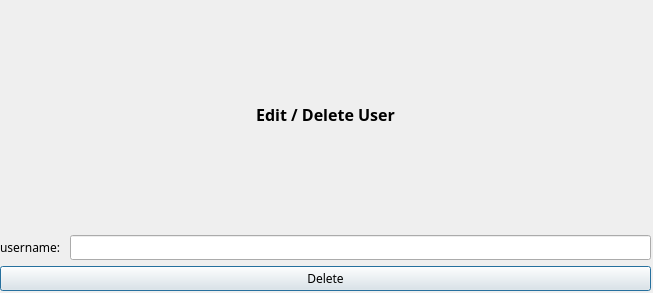
This is UCRS/Forms/eupage.ui in OMarey1/University-Course-Registration-System as Qt 5 draws it before an edit. The edited form follows.
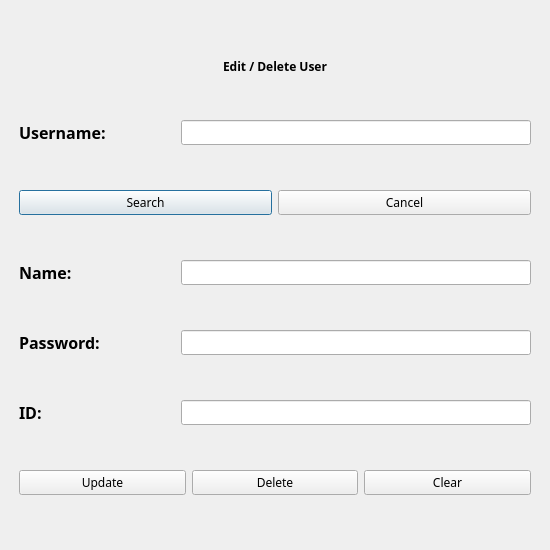
This is the edited form.

Commit message: Fixed create user and edit user UI, added edited user functionality, auto table reload

The edit to the form file:
```diff
--- a/UCRS/Forms/eupage.ui
+++ b/UCRS/Forms/eupage.ui
@@ -6,20 +6,20 @@
    <rect>
     <x>0</x>
     <y>0</y>
-    <width>653</width>
-    <height>293</height>
+    <width>550</width>
+    <height>550</height>
    </rect>
   </property>
   <property name="minimumSize">
    <size>
-    <width>653</width>
-    <height>293</height>
+    <width>550</width>
+    <height>550</height>
    </size>
   </property>
   <property name="maximumSize">
    <size>
-    <width>653</width>
-    <height>293</height>
+    <width>550</width>
+    <height>550</height>
    </size>
   </property>
   <property name="font">
@@ -30,22 +30,58 @@
   <property name="windowTitle">
    <string>Dialog</string>
   </property>
-  <widget class="QWidget" name="verticalLayoutWidget">
+  <property name="styleSheet">
+   <string notr="true">#nameLabel, #usernameLabel, #passwordLabel,#idLabel,#roleLabel{
+	font-size: 16px;
+	font-weight: bold;
+}
+
+QPushButton:disabled, QLineEdit:disabled {
+	    background-color: #222;
+}</string>
+  </property>
+  <widget class="QWidget" name="centralWidget" native="true">
    <property name="geometry">
     <rect>
      <x>0</x>
      <y>0</y>
-     <width>651</width>
-     <height>291</height>
+     <width>550</width>
+     <height>550</height>
     </rect>
    </property>
-   <layout class="QVBoxLayout" name="verticalLayout">
+   <property name="sizePolicy">
+    <sizepolicy hsizetype="Preferred" vsizetype="Preferred">
+     <horstretch>0</horstretch>
+     <verstretch>0</verstretch>
+    </sizepolicy>
+   </property>
+   <layout class="QVBoxLayout" name="verticalLayout_2" stretch="0">
+    <property name="leftMargin">
+     <number>10</number>
+    </property>
+    <property name="topMargin">
+     <number>10</number>
+    </property>
+    <property name="rightMargin">
+     <number>10</number>
+    </property>
+    <property name="bottomMargin">
+     <number>0</number>
+    </property>
     <item>
-     <widget class="QLabel" name="label">
+     <widget class="QWidget" name="verticalWidget" native="true">
+      <layout class="QVBoxLayout" name="verticalLayout_3">
+       <item>
+        <widget class="QLabel" name="pageTitleLable">
+         <property name="sizePolicy">
+          <sizepolicy hsizetype="Preferred" vsizetype="Fixed">
+           <horstretch>0</horstretch>
+           <verstretch>0</verstretch>
+          </sizepolicy>
+         </property>
       <property name="font">
        <font>
         <family>Century Gothic</family>
-        <pointsize>12</pointsize>
         <bold>true</bold>
        </font>
       </property>
@@ -57,25 +93,170 @@
       </property>
      </widget>
     </item>
+       <item>
+        <layout class="QHBoxLayout" name="horizontalLayout_5">
+         <item>
+          <widget class="QLabel" name="usernameLabel">
+           <property name="text">
+            <string>Username:</string>
+           </property>
+          </widget>
+         </item>
+         <item>
+          <widget class="QLineEdit" name="usernamelineEdit">
+           <property name="sizePolicy">
+            <sizepolicy hsizetype="Fixed" vsizetype="Fixed">
+             <horstretch>0</horstretch>
+             <verstretch>0</verstretch>
+            </sizepolicy>
+           </property>
+           <property name="minimumSize">
+            <size>
+             <width>350</width>
+             <height>0</height>
+            </size>
+           </property>
+          </widget>
+         </item>
+        </layout>
+       </item>
     <item>
      <layout class="QHBoxLayout" name="horizontalLayout">
       <item>
-       <widget class="QLabel" name="label_2">
+          <widget class="QPushButton" name="searchButton">
+           <property name="cursor">
+            <cursorShape>PointingHandCursor</cursorShape>
+           </property>
         <property name="text">
-         <string>username: </string>
+            <string>Search</string>
         </property>
        </widget>
       </item>
       <item>
-       <widget class="QLineEdit" name="usernamelineEdit"/>
-      </item>
-     </layout>
+          <widget class="QPushButton" name="cancelButton">
+           <property name="cursor">
+            <cursorShape>PointingHandCursor</cursorShape>
+           </property>
+           <property name="text">
+            <string>Cancel</string>
+           </property>
+          </widget>
+         </item>
+        </layout>
+       </item>
+       <item>
+        <layout class="QHBoxLayout" name="horizontalLayout_4">
+         <item>
+          <widget class="QLabel" name="nameLabel">
+           <property name="text">
+            <string>Name:</string>
+           </property>
+          </widget>
+         </item>
+         <item>
+          <widget class="QLineEdit" name="namelineEdit">
+           <property name="sizePolicy">
+            <sizepolicy hsizetype="Fixed" vsizetype="Fixed">
+             <horstretch>0</horstretch>
+             <verstretch>0</verstretch>
+            </sizepolicy>
+           </property>
+           <property name="minimumSize">
+            <size>
+             <width>350</width>
+             <height>0</height>
+            </size>
+           </property>
+          </widget>
+         </item>
+        </layout>
+       </item>
+       <item>
+        <layout class="QHBoxLayout" name="horizontalLayout_6">
+         <item>
+          <widget class="QLabel" name="passwordLabel">
+           <property name="text">
+            <string>Password: </string>
+           </property>
+          </widget>
+         </item>
+         <item>
+          <widget class="QLineEdit" name="passwordlineEdit">
+           <property name="sizePolicy">
+            <sizepolicy hsizetype="Fixed" vsizetype="Fixed">
+             <horstretch>0</horstretch>
+             <verstretch>0</verstretch>
+            </sizepolicy>
+           </property>
+           <property name="minimumSize">
+            <size>
+             <width>350</width>
+             <height>0</height>
+            </size>
+           </property>
+          </widget>
+         </item>
+        </layout>
+       </item>
+       <item>
+        <layout class="QHBoxLayout" name="horizontalLayout_8">
+         <item>
+          <widget class="QLabel" name="idLabel">
+           <property name="text">
+            <string>ID: </string>
+           </property>
+          </widget>
+         </item>
+         <item>
+          <widget class="QLineEdit" name="idlineEdit">
+           <property name="sizePolicy">
+            <sizepolicy hsizetype="Fixed" vsizetype="Fixed">
+             <horstretch>0</horstretch>
+             <verstretch>0</verstretch>
+            </sizepolicy>
+           </property>
+           <property name="minimumSize">
+            <size>
+             <width>350</width>
+             <height>0</height>
+            </size>
+           </property>
+          </widget>
+         </item>
+        </layout>
+       </item>
+       <item>
+        <layout class="QHBoxLayout" name="horizontalLayout_3">
+         <item>
+          <widget class="QPushButton" name="updateButton">
+           <property name="cursor">
+            <cursorShape>PointingHandCursor</cursorShape>
+           </property>
+           <property name="text">
+            <string>Update</string>
+           </property>
+          </widget>
     </item>
     <item>
      <widget class="QPushButton" name="deleteButton">
       <property name="text">
        <string>Delete</string>
       </property>
+          </widget>
+         </item>
+         <item>
+          <widget class="QPushButton" name="clearButton">
+           <property name="cursor">
+            <cursorShape>PointingHandCursor</cursorShape>
+           </property>
+           <property name="text">
+            <string>Clear</string>
+           </property>
+          </widget>
+         </item>
+        </layout>
+       </item>
+      </layout>
      </widget>
     </item>
    </layout>
```
Left out of the diff: 5 changed lines with no effect on the pictures. Lines whose indentation alone changed are shown as unchanged. The commit also changes 14 other files.
